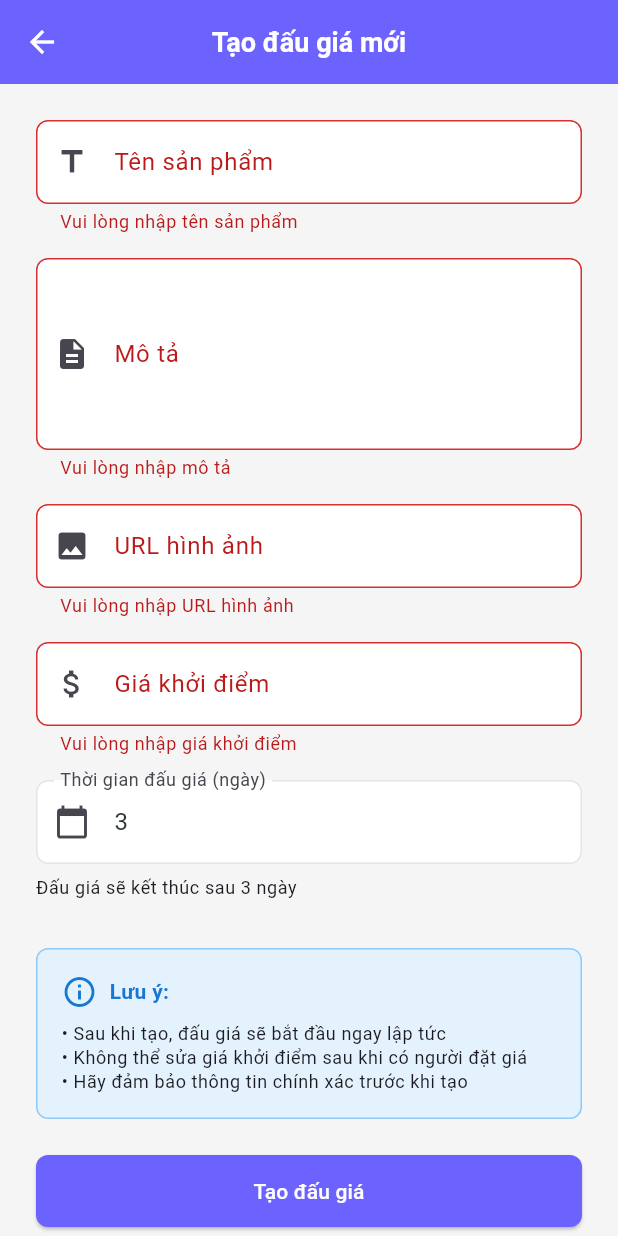
After one commit to Thongho1512/cuoiki_ltdntmobile, a Flutter app: the CreateAuctionPage screen opened by its route, after a tap on "Tạo đấu giá", on a phone screen of 412 x 824 dp. The commit adds this screen. Run offline on Flutter 3.47's test engine with Material 3 defaults, Android fonts, the phone set to English and light mode, and no system bars; our stand-ins replace cached_network_image, cloud_firestore, dartz, equatable, firebase_auth, firebase_core and 2 more; accounts and stored records are empty.

Commit message:
add create auction

```diff
--- a/lib/core/constants/app_constants.dart
+++ b/lib/core/constants/app_constants.dart
@@ -10,4 +10,5 @@ class AppConstants {
   static const String homeRoute = '/home';
   static const String auctionDetailRoute = '/auction-detail';
   static const String profileRoute = '/profile';
+  static const String createAuctionRoute = '/create-auction';
 }
--- /dev/null
+++ b/lib/features/auction/presentation/pages/create_auction_page.dart
@@ -0,0 +1,277 @@
+// lib/features/auction/presentation/pages/create_auction_page.dart
+import 'package:flutter/material.dart';
+import 'package:flutter/services.dart';
+import 'package:cloud_firestore/cloud_firestore.dart';
+import 'package:firebase_auth/firebase_auth.dart';
+import 'package:flutter_bloc/flutter_bloc.dart';
+import '../../../../core/constants/app_constants.dart';
+import '../../../../core/constants/firebase_constants.dart';
+import '../../../../core/widgets/custom_button.dart';
+import '../../../../core/widgets/custom_text_field.dart';
+import '../../../auth/presentation/bloc/auth_bloc.dart';
+import '../../../auth/presentation/bloc/auth_state.dart';
+
+class CreateAuctionPage extends StatefulWidget {
+  const CreateAuctionPage({super.key});
+
+  @override
+  State<CreateAuctionPage> createState() => _CreateAuctionPageState();
+}
+
+class _CreateAuctionPageState extends State<CreateAuctionPage> {
+  final _formKey = GlobalKey<FormState>();
+  final _titleController = TextEditingController();
+  final _descriptionController = TextEditingController();
+  final _imageUrlController = TextEditingController();
+  final _startingPriceController = TextEditingController();
+  final _durationController = TextEditingController(text: '3');
+
+  bool _isCreating = false;
+
+  @override
+  void dispose() {
+    _titleController.dispose();
+    _descriptionController.dispose();
+    _imageUrlController.dispose();
+    _startingPriceController.dispose();
+    _durationController.dispose();
+    super.dispose();
+  }
+
+  Future<void> _handleCreateAuction() async {
+    if (!_formKey.currentState!.validate()) return;
+
+    final authState = context.read<AuthBloc>().state;
+    if (authState is! AuthAuthenticated) {
+      ScaffoldMessenger.of(context).showSnackBar(
+        const SnackBar(
+          content: Text('Vui lòng đăng nhập để tạo đấu giá'),
+          backgroundColor: Colors.red,
+        ),
+      );
+      return;
+    }
+
+    setState(() => _isCreating = true);
+
+    try {
+      final startingPrice = int.parse(_startingPriceController.text);
+      final durationDays = int.parse(_durationController.text);
+      final now = DateTime.now();
+      final endTime = now.add(Duration(days: durationDays));
+
+      final auctionData = {
+        'title': _titleController.text.trim(),
+        'description': _descriptionController.text.trim(),
+        'imageUrl': _imageUrlController.text.trim(),
+        'startingPrice': startingPrice,
+        'currentPrice': startingPrice,
+        'highestBidderId': null,
+        'highestBidderName': null,
+        'startTime': Timestamp.fromDate(now),
+        'endTime': Timestamp.fromDate(endTime),
+        'status': 'active',
+        'sellerId': authState.user.id,
+        'sellerName': authState.user.displayName,
+        'totalBids': 0,
+        'createdAt': Timestamp.fromDate(now),
+      };
+
+      await FirebaseFirestore.instance
+          .collection(FirebaseConstants.auctionsCollection)
+          .add(auctionData);
+
+      if (!mounted) return;
+
+      ScaffoldMessenger.of(context).showSnackBar(
+        const SnackBar(
+          content: Text('Tạo đấu giá thành công!'),
+          backgroundColor: Colors.green,
+        ),
+      );
+
+      Navigator.of(context).pop();
+    } catch (e) {
+      if (!mounted) return;
+
+      ScaffoldMessenger.of(context).showSnackBar(
+        SnackBar(
+          content: Text('Lỗi: ${e.toString()}'),
+          backgroundColor: Colors.red,
+        ),
+      );
+    } finally {
+      if (mounted) {
+        setState(() => _isCreating = false);
+      }
+    }
+  }
+
+  @override
+  Widget build(BuildContext context) {
+    return Scaffold(
+      appBar: AppBar(title: const Text('Tạo đấu giá mới')),
+      body: SingleChildScrollView(
+        padding: const EdgeInsets.all(24),
+        child: Form(
+          key: _formKey,
+          child: Column(
+            crossAxisAlignment: CrossAxisAlignment.stretch,
+            children: [
+              // Title
+              CustomTextField(
+                controller: _titleController,
+                label: 'Tên sản phẩm',
+                hint: 'VD: iPhone 14 Pro Max 256GB',
+                prefixIcon: const Icon(Icons.title),
+                validator: (value) {
+                  if (value == null || value.isEmpty) {
+                    return 'Vui lòng nhập tên sản phẩm';
+                  }
+                  if (value.length < 10) {
+                    return 'Tên sản phẩm phải có ít nhất 10 ký tự';
+                  }
+                  return null;
+                },
+              ),
+              const SizedBox(height: 16),
+
+              // Description
+              CustomTextField(
+                controller: _descriptionController,
+                label: 'Mô tả',
+                hint: 'Mô tả chi tiết về sản phẩm...',
+                maxLines: 4,
+                prefixIcon: const Icon(Icons.description),
+                validator: (value) {
+                  if (value == null || value.isEmpty) {
+                    return 'Vui lòng nhập mô tả';
+                  }
+                  if (value.length < 20) {
+                    return 'Mô tả phải có ít nhất 20 ký tự';
+                  }
+                  return null;
+                },
+              ),
+              const SizedBox(height: 16),
+
+              // Image URL
+              CustomTextField(
+                controller: _imageUrlController,
+                label: 'URL hình ảnh',
+                hint: 'https://example.com/image.jpg',
+                prefixIcon: const Icon(Icons.image),
+                keyboardType: TextInputType.url,
+                validator: (value) {
+                  if (value == null || value.isEmpty) {
+                    return 'Vui lòng nhập URL hình ảnh';
+                  }
+                  if (!value.startsWith('http')) {
+                    return 'URL không hợp lệ';
+                  }
+                  return null;
+                },
+              ),
+              const SizedBox(height: 16),
+
+              // Starting Price
+              CustomTextField(
+                controller: _startingPriceController,
+                label: 'Giá khởi điểm',
+                hint: '1000000',
+                prefixIcon: const Icon(Icons.attach_money),
+                keyboardType: TextInputType.number,
+                inputFormatters: [FilteringTextInputFormatter.digitsOnly],
+                validator: (value) {
+                  if (value == null || value.isEmpty) {
+                    return 'Vui lòng nhập giá khởi điểm';
+                  }
+                  final price = int.tryParse(value);
+                  if (price == null || price < 1000) {
+                    return 'Giá phải lớn hơn 1,000 đ';
+                  }
+                  return null;
+                },
+              ),
+              const SizedBox(height: 16),
+
+              // Duration
+              CustomTextField(
+                controller: _durationController,
+                label: 'Thời gian đấu giá (ngày)',
+                hint: '3',
+                prefixIcon: const Icon(Icons.calendar_today),
+                keyboardType: TextInputType.number,
+                inputFormatters: [FilteringTextInputFormatter.digitsOnly],
+                validator: (value) {
+                  if (value == null || value.isEmpty) {
+                    return 'Vui lòng nhập thời gian';
+                  }
+                  final days = int.tryParse(value);
+                  if (days == null || days < 1 || days > 30) {
+                    return 'Thời gian từ 1-30 ngày';
+                  }
+                  return null;
+                },
+              ),
+              const SizedBox(height: 8),
+              Text(
+                'Đấu giá sẽ kết thúc sau ${_durationController.text} ngày',
+                style: Theme.of(context).textTheme.bodySmall,
+              ),
+
+              const SizedBox(height: 32),
+
+              // Preview info
+              Container(
+                padding: const EdgeInsets.all(16),
+                decoration: BoxDecoration(
+                  color: Colors.blue[50],
+                  borderRadius: BorderRadius.circular(8),
+                  border: Border.all(color: Colors.blue[200]!),
+                ),
+                child: Column(
+                  crossAxisAlignment: CrossAxisAlignment.start,
+                  children: [
+                    Row(
+                      children: [
+                        Icon(Icons.info_outline, color: Colors.blue[700]),
+                        const SizedBox(width: 8),
+                        Text(
+                          'Lưu ý:',
+                          style: TextStyle(
+                            fontWeight: FontWeight.bold,
+                            color: Colors.blue[700],
+                          ),
+                        ),
+                      ],
+                    ),
+                    const SizedBox(height: 8),
+                    Text(
+                      '• Sau khi tạo, đấu giá sẽ bắt đầu ngay lập tức\n'
+                      '• Không thể sửa giá khởi điểm sau khi có người đặt giá\n'
+                      '• Hãy đảm bảo thông tin chính xác trước khi tạo',
+                      style: Theme.of(context).textTheme.bodySmall,
+                    ),
+                  ],
+                ),
+              ),
+
+              const SizedBox(height: 24),
+
+              // Create Button
+              SizedBox(
+                height: 48,
+                child: CustomButton(
+                  text: 'Tạo đấu giá',
+                  onPressed: _handleCreateAuction,
+                  isLoading: _isCreating,
+                ),
+              ),
+            ],
+          ),
+        ),
+      ),
+    );
+  }
+}
--- a/lib/main.dart
+++ b/lib/main.dart
@@ -12,6 +12,7 @@ import 'features/auction/presentation/bloc/auction_detail/auction_detail_bloc.da
 import 'features/auction/presentation/bloc/auction_list/auction_list_bloc.dart';
 import 'features/auction/presentation/pages/auction_detail_page.dart';
 import 'features/auction/presentation/pages/auction_list_page.dart';
+import 'features/auction/presentation/pages/create_auction_page.dart'; // THÊM DÒNG NÀY
 import 'features/splash/splash_page.dart';
 import 'firebase_options.dart';
 import 'injection_container.dart' as di;
@@ -70,6 +71,12 @@ class MyApp extends StatelessWidget {
             case AppConstants.profileRoute:
               return MaterialPageRoute(builder: (_) => const ProfilePage());
 
+            // THÊM ROUTE MỚI
+            case AppConstants.createAuctionRoute:
+              return MaterialPageRoute(
+                builder: (_) => const CreateAuctionPage(),
+              );
+
             default:
               return MaterialPageRoute(builder: (_) => const SplashPage());
           }
```
Also changed, not shown: lib/features/auction/presentation/pages/auction_list_page.dart (+18 -0 lines), lib/features/auth/data/datasources/auth_remote_datasource.dart (+72 -9 lines), 1 other file.
